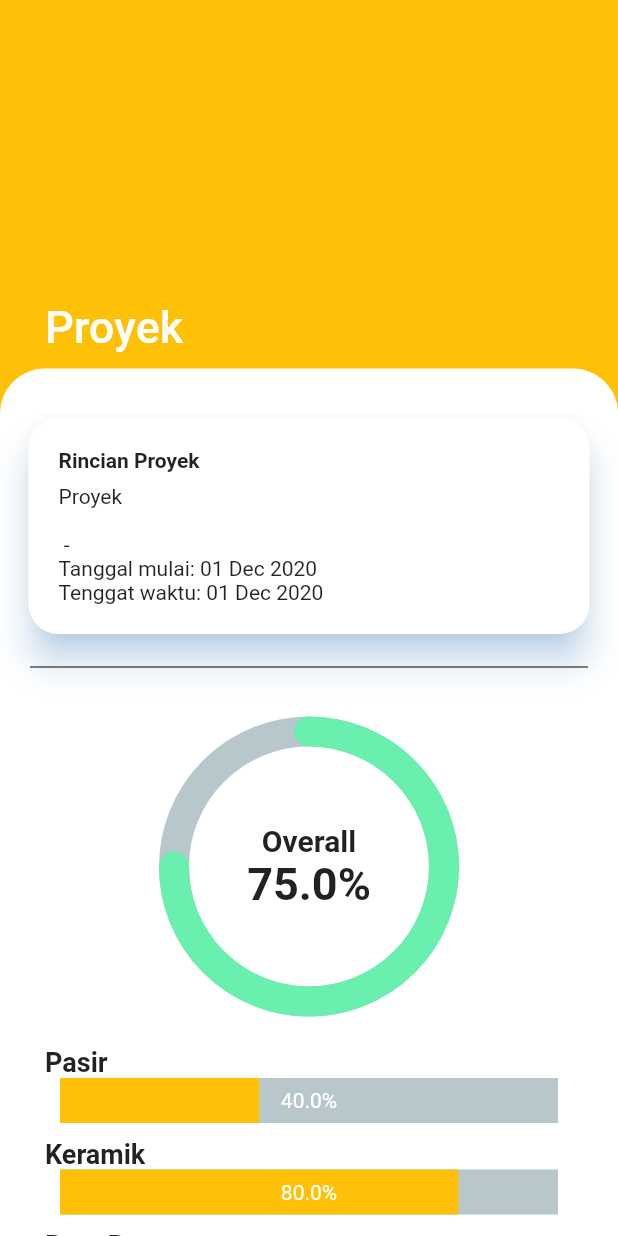
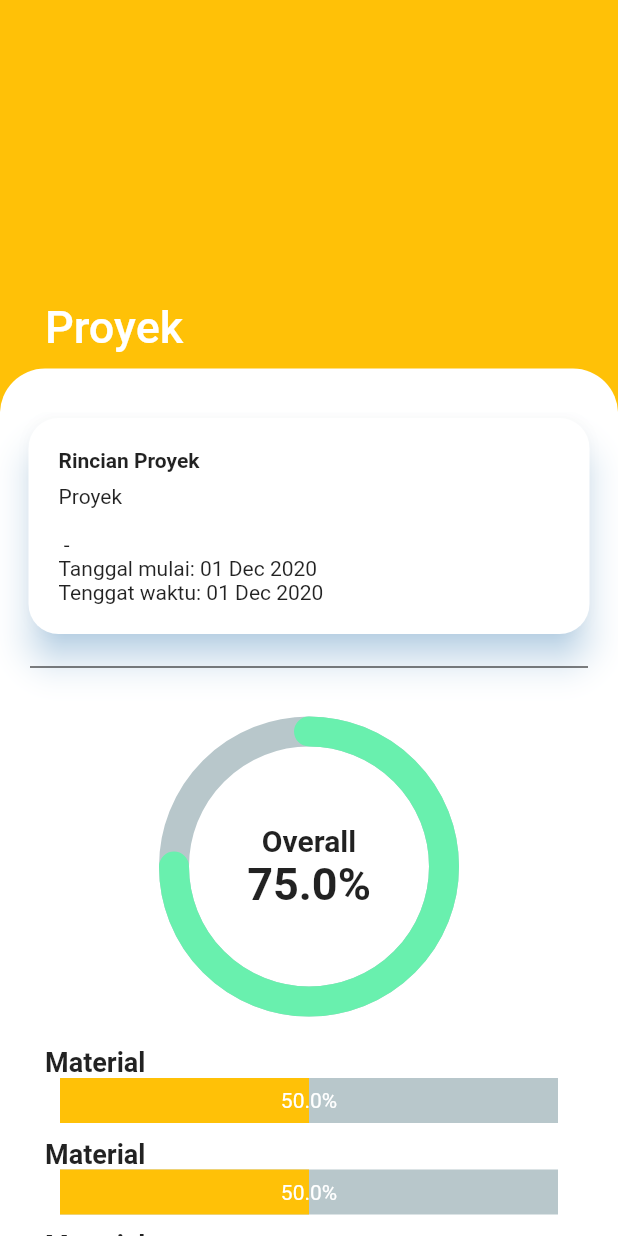
Before and after one commit to qisashasanudin/bangunin_id, a Flutter app: the ProjectDetails screen opened directly with empty values, on a phone screen of 412 x 824 dp. Run offline on Flutter 3.47's test engine with Material 2 defaults, Android fonts, the phone set to English and light mode, and no system bars; drawn by our look-alikes of percent_indicator; our stand-ins replace cloud_firestore, firebase_auth, firebase_core, firebase_storage, flutter_spinkit, fluttertoast and 4 more; missing offline and left inert: dart:ffi; accounts and stored records are empty; network calls fail.

Commit message:
adding percentage to project details (WIP)

```diff
--- a/lib/screens/mainmenu/home/projects/new_project/new_project_materials.dart
+++ b/lib/screens/mainmenu/home/projects/new_project/new_project_materials.dart
@@ -45,7 +45,6 @@ class _NewProjectMaterialsState extends State<NewProjectMaterials> {
                 Padding(
                     padding: EdgeInsets.symmetric(vertical: 20, horizontal: 20),
                     child: Divider(color: Colors.black)),
-                //TODO: Materials checklist
                 Padding(
                   padding: EdgeInsets.symmetric(vertical: 10, horizontal: 20),
                   child: DynamicList(
--- a/lib/screens/mainmenu/home/projects/view_project/project_details.dart
+++ b/lib/screens/mainmenu/home/projects/view_project/project_details.dart
@@ -31,12 +31,14 @@ class ProjectDetails extends StatelessWidget {
                 projectDetails(details),
                 separatorLine(),
                 overallProgress(0.75),
-                itemProgress(context, 'Pasir', 0.40),
-                itemProgress(context, 'Keramik', 0.80),
-                itemProgress(context, 'Batu Bata', 1.00),
-                itemProgress(context, 'Semen', 0.45),
-                itemProgress(context, 'Cat', 0.75),
-                itemProgress(context, 'Kayu', 0.10),
+                ListView.builder(
+                  shrinkWrap: true,
+                  padding: EdgeInsets.zero,
+                  itemCount: 5,
+                  itemBuilder: (_, builder) {
+                    return itemProgress(context, 'Material', 0.50);
+                  },
+                ),
               ]),
             ),
             //sliver-sliver lain ditulis di sini
```
